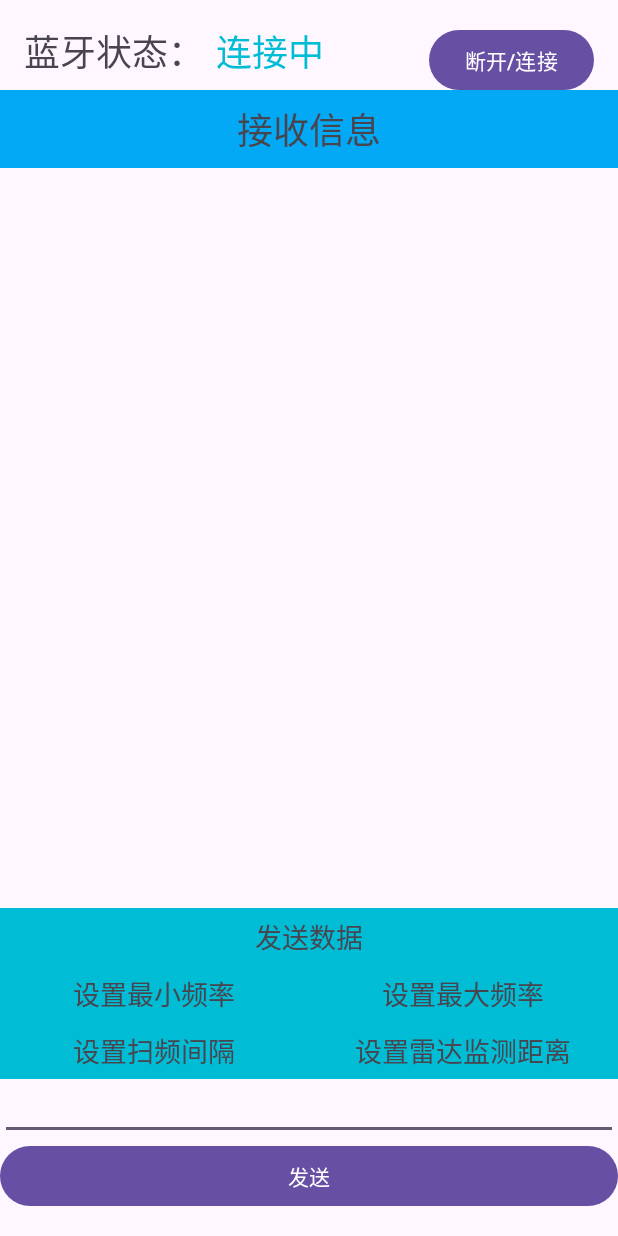
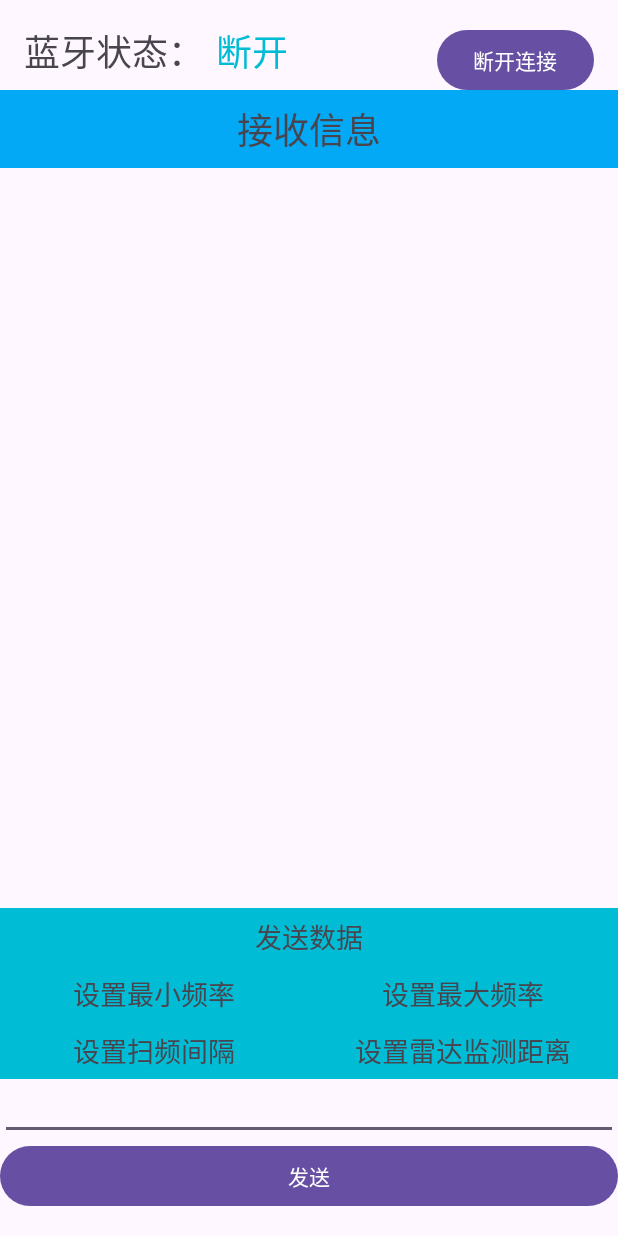
Before and after one commit to LearnerBo/Adroid_BlueTooth, an Android app: the BTReadAndWrite screen opened directly, with no data from a screen before it, after a tap on "发送", on a phone screen of 412 x 824 dp. Run offline under Robolectric (Android 15) with nearby library versions, the phone set to English and light mode, and no system bars; 6 statements that could not run were skipped; 1 other tap on this screen came first.

Commit message:
添加断开连接功能

```diff
--- a/app/src/main/res/layout/activity_btread_andwrite.xml
+++ b/app/src/main/res/layout/activity_btread_andwrite.xml
@@ -33,7 +33,8 @@
         android:id="@+id/buttonConnectDisconnect"
         android:layout_width="wrap_content"
         android:layout_height="wrap_content"
-        android:text="断开/连接"
+        android:text="断开连接"
+        android:onClick="disconnect"
         app:layout_constraintTop_toTopOf="parent"
         app:layout_constraintEnd_toEndOf="parent"
         android:layout_marginTop="16dp"
```
Also changed, not shown: app/src/main/java/example/bluetooth/BTReadAndWrite.java (+8 -0 lines).
